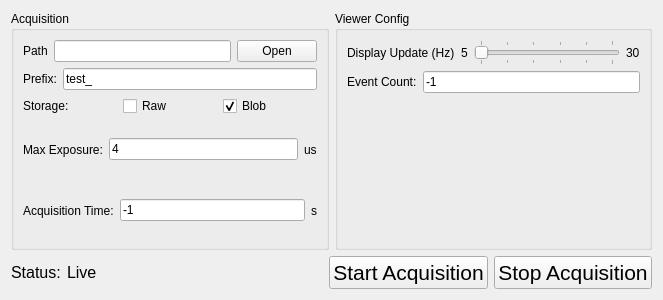
Before: the Qt Designer form tools/pymepixdaq/panels/ui/daqconfig.ui in CFEL-CMI/pymepix, drawn with Qt 5.
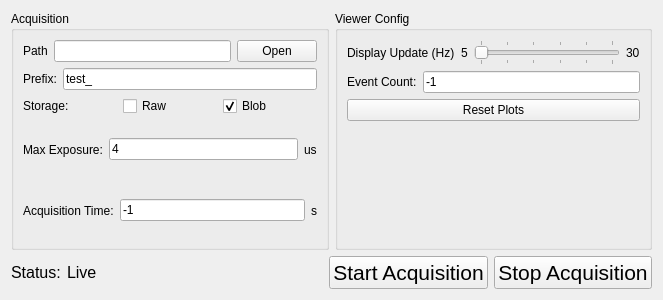
After: the same form once the commit is applied.

Patch:
```diff
--- a/tools/pymepixdaq/panels/ui/daqconfig.ui
+++ b/tools/pymepixdaq/panels/ui/daqconfig.ui
@@ -220,6 +220,13 @@
           </item>
          </layout>
         </item>
+        <item>
+         <widget class="QPushButton" name="reset_plots">
+          <property name="text">
+           <string>Reset Plots</string>
+          </property>
+         </widget>
+        </item>
         <item>
          <spacer name="verticalSpacer">
           <property name="orientation">
```
